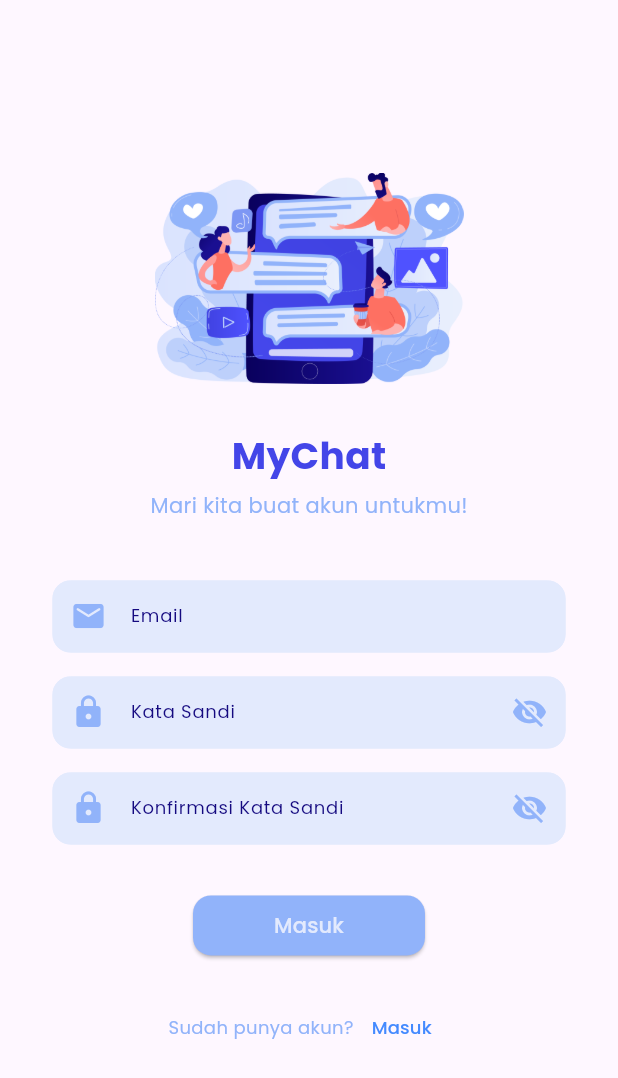
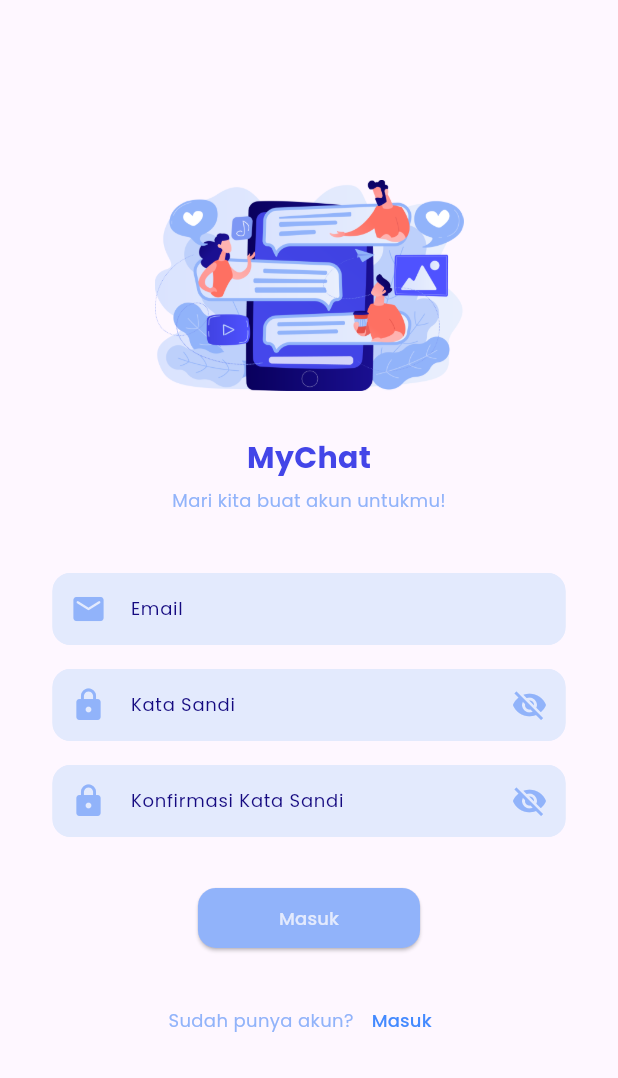
Before and after one commit to Rofiq126/Chat-App, a Flutter app: the LoginScreen screen opened directly, on a phone screen of 412 x 824 dp. Shown: the top 1078 px of the screen. Run offline on Flutter 3.47's test engine with Material 2 defaults, Android fonts, the light colour scheme and no system bars; our stand-ins replace firebase_core; accounts and stored records are empty; statements that could not run were skipped.

Commit message:
change fontsize in styles

```diff
--- a/lib/common/styles.dart
+++ b/lib/common/styles.dart
@@ -7,15 +7,15 @@ class Styles {
   static const Color whiteColor = Color(0xFFE3EAFD);
 
   static const TextStyle title = TextStyle(
-      fontFamily: 'Poppins', fontSize: 14, color: Styles.secondryColor);
+      fontFamily: 'Poppins', fontSize: 12, color: Styles.secondryColor);
   static const TextStyle button = TextStyle(
       fontFamily: 'Poppins',
-      fontSize: 14,
+      fontSize: 12,
       color: whiteColor,
       fontWeight: FontWeight.w500);
   static const TextStyle titleMain = TextStyle(
       fontFamily: 'Poppins',
-      fontSize: 25,
+      fontSize: 20,
       fontWeight: FontWeight.w600,
       color: Styles.primaryColor);
   static const TextStyle reguler = TextStyle(
```
